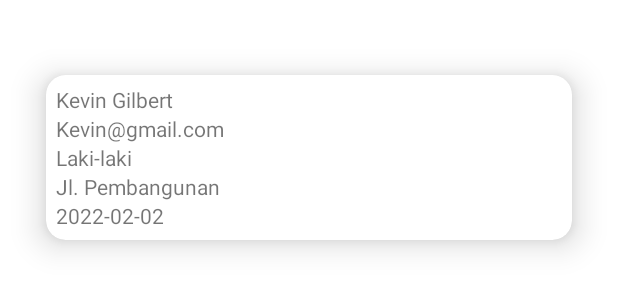
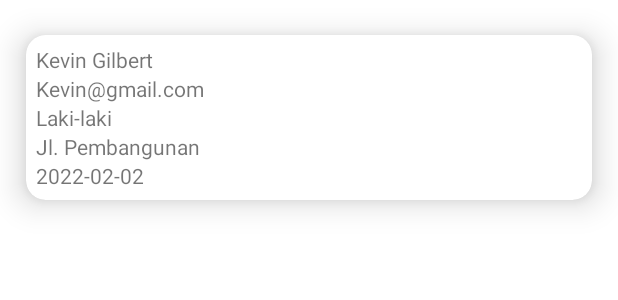
Before and after one commit to KEVINGILBERTTODING/MySpreadSheet-App, an Android app: the layout item_list.xml on its own in the app's theme, with its tools: preview values and no code run, on a phone screen of 412 x 824 dp. Shown: the top 300 px of the screen. Run offline under Robolectric (Android 15) with nearby library versions, the phone set to English and light mode, and no system bars.

Commit message:
fix recycler view

```diff
--- a/app/src/main/res/layout/item_list.xml
+++ b/app/src/main/res/layout/item_list.xml
@@ -1,14 +1,12 @@
 <?xml version="1.0" encoding="utf-8"?>
 <RelativeLayout xmlns:android="http://schemas.android.com/apk/res/android"
     android:layout_width="match_parent"
-    android:layout_height="match_parent"
-    android:layout_marginTop="@dimen/_10sdp"
+    android:layout_height="wrap_content"
     xmlns:app="http://schemas.android.com/apk/res-auto">
 
     <androidx.cardview.widget.CardView
         android:layout_width="match_parent"
         android:layout_height="wrap_content"
-        android:layout_margin="@dimen/_10sdp"
         app:cardCornerRadius="@dimen/_10sdp"
         app:cardUseCompatPadding="true"
         app:cardElevation="@dimen/_10sdp"
```
